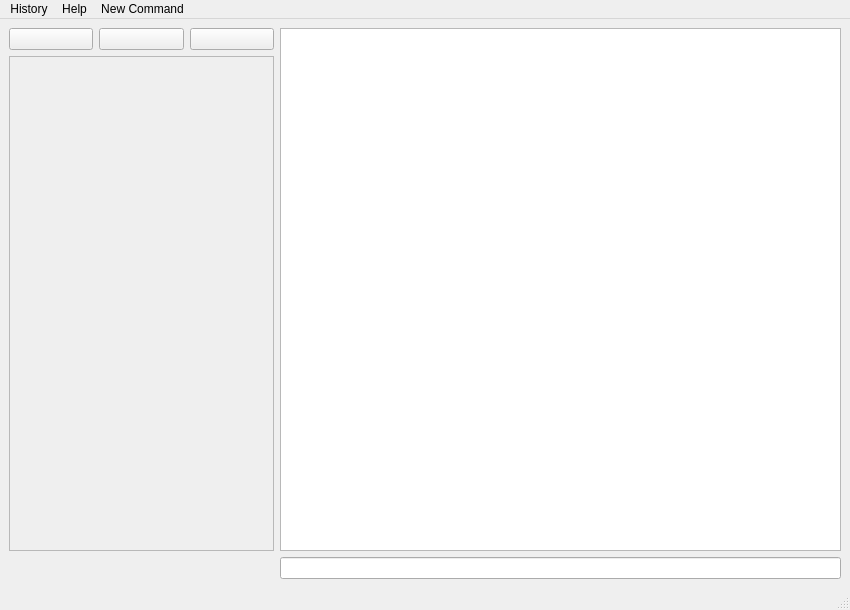
This is TestMyWidget/mainwindow.ui in DizelforClaSS/Qt-project as Qt 5 draws it before an edit. The edited form follows.
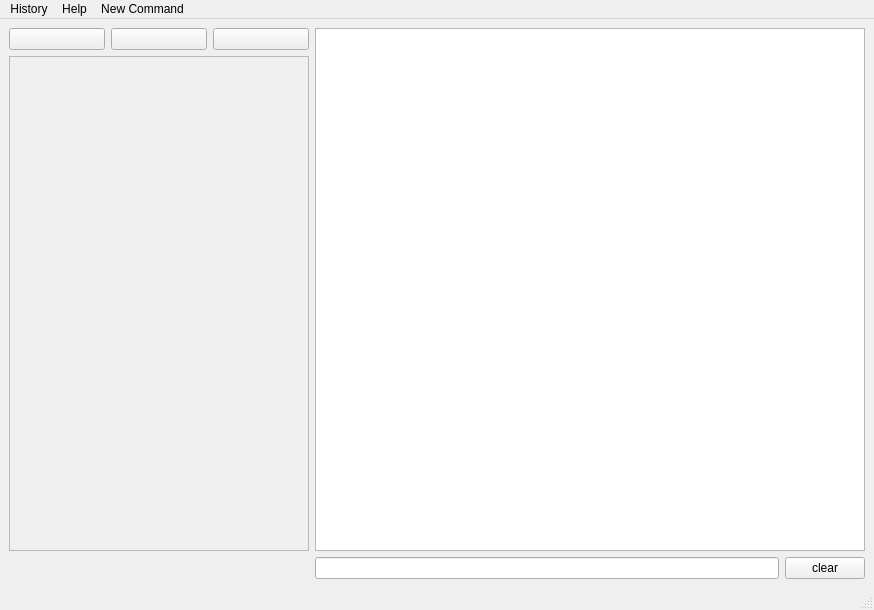
This is the edited form. Icons and pictures are not drawn.

Diff of the .ui file:
```diff
--- a/TestMyWidget/mainwindow.ui
+++ b/TestMyWidget/mainwindow.ui
@@ -9,7 +9,7 @@
    <rect>
     <x>0</x>
     <y>0</y>
-    <width>850</width>
+    <width>874</width>
     <height>610</height>
    </rect>
   </property>
@@ -96,7 +96,7 @@
       </property>
      </widget>
     </item>
-    <item row="0" column="3" rowspan="2">
+    <item row="0" column="3" rowspan="2" colspan="2">
      <widget class="QTextEdit" name="console">
       <property name="enabled">
        <bool>true</bool>
@@ -116,7 +116,7 @@
      <widget class="QScrollArea" name="scrollArea">
       <property name="minimumSize">
        <size>
-        <width>265</width>
+        <width>300</width>
         <height>0</height>
        </size>
       </property>
@@ -134,7 +134,7 @@
         <rect>
          <x>0</x>
          <y>0</y>
-         <width>263</width>
+         <width>298</width>
          <height>478</height>
         </rect>
        </property>
@@ -155,6 +155,13 @@
       </property>
      </widget>
     </item>
+    <item row="2" column="4">
+     <widget class="QPushButton" name="clearButton">
+      <property name="text">
+       <string>clear</string>
+      </property>
+     </widget>
+    </item>
    </layout>
   </widget>
   <widget class="QMenuBar" name="menubar">
@@ -162,7 +169,7 @@
     <rect>
      <x>0</x>
      <y>0</y>
-     <width>850</width>
+     <width>874</width>
      <height>22</height>
     </rect>
    </property>
```
